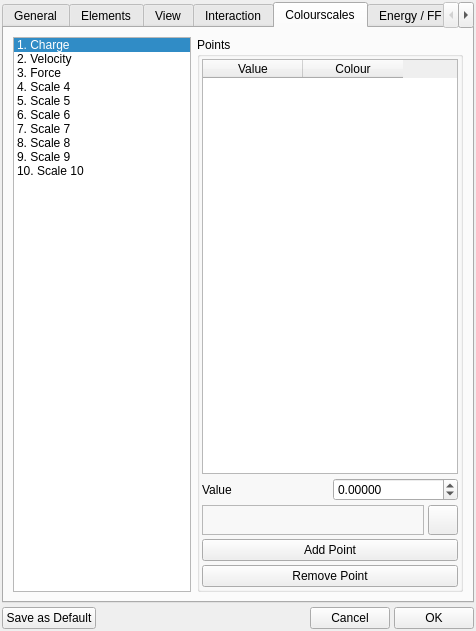
Above: src/gui/prefs.ui from trisyoungs/aten before the change. Below: the same form after it.
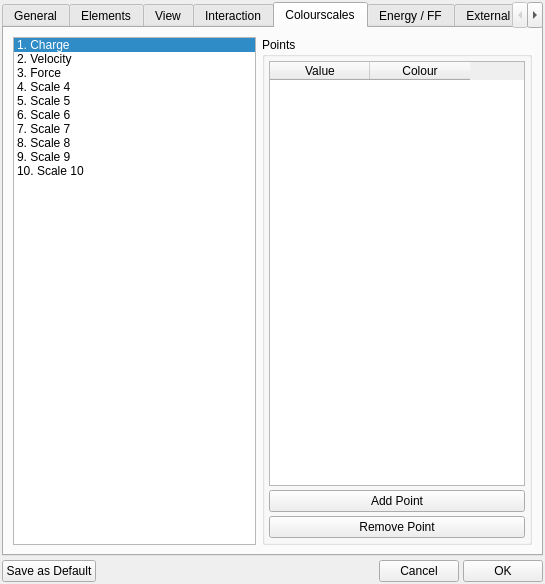
That is the form after the change. The open tabs and pages were chosen to show the change. Icons and pictures are not drawn. Custom widgets are drawn as their Qt base class.

Commit message: Updated Prefs window to remove use of TColourFrame. Updated Glyphs window to remove use of TColourFrame (needs updating). Removed TColourFrame class from repo. Updated TODO2.

```diff
--- a/src/gui/prefs.ui
+++ b/src/gui/prefs.ui
@@ -6,8 +6,8 @@
    <rect>
     <x>0</x>
     <y>0</y>
-    <width>476</width>
-    <height>631</height>
+    <width>545</width>
+    <height>584</height>
    </rect>
   </property>
   <property name="sizePolicy">
@@ -2630,16 +2630,16 @@
            <number>4</number>
           </property>
           <property name="leftMargin">
-           <number>2</number>
+           <number>4</number>
           </property>
           <property name="topMargin">
-           <number>2</number>
+           <number>4</number>
           </property>
           <property name="rightMargin">
-           <number>2</number>
+           <number>4</number>
           </property>
           <property name="bottomMargin">
-           <number>2</number>
+           <number>4</number>
           </property>
           <item>
            <widget class="QTableWidget" name="ScalePointsTable">
@@ -2668,179 +2668,24 @@
            </widget>
           </item>
           <item>
-           <layout class="QVBoxLayout" name="_3">
-            <property name="spacing">
-             <number>4</number>
+           <widget class="QPushButton" name="AddPointButton">
+            <property name="text">
+             <string>Add Point</string>
             </property>
-            <property name="leftMargin">
-             <number>0</number>
+            <property name="autoDefault">
+             <bool>false</bool>
             </property>
-            <property name="topMargin">
-             <number>0</number>
+           </widget>
+          </item>
+          <item>
+           <widget class="QPushButton" name="RemovePointButton">
+            <property name="text">
+             <string>Remove Point</string>
             </property>
-            <property name="rightMargin">
-             <number>0</number>
+            <property name="autoDefault">
+             <bool>false</bool>
             </property>
-            <property name="bottomMargin">
-             <number>0</number>
-            </property>
-            <item>
-             <layout class="QHBoxLayout" name="_4">
-              <property name="spacing">
-               <number>6</number>
-              </property>
-              <property name="leftMargin">
-               <number>0</number>
-              </property>
-              <property name="topMargin">
-               <number>0</number>
-              </property>
-              <property name="rightMargin">
-               <number>0</number>
-              </property>
-              <property name="bottomMargin">
-               <number>0</number>
-              </property>
-              <item>
-               <widget class="QLabel" name="label_5">
-                <property name="text">
-                 <string>Value</string>
-                </property>
-               </widget>
-              </item>
-              <item>
-               <widget class="QDoubleSpinBox" name="PointValueSpin">
-                <property name="sizePolicy">
-                 <sizepolicy hsizetype="Preferred" vsizetype="Fixed">
-                  <horstretch>0</horstretch>
-                  <verstretch>0</verstretch>
-                 </sizepolicy>
-                </property>
-                <property name="minimumSize">
-                 <size>
-                  <width>64</width>
-                  <height>0</height>
-                 </size>
-                </property>
-                <property name="sizeIncrement">
-                 <size>
-                  <width>0</width>
-                  <height>0</height>
-                 </size>
-                </property>
-                <property name="decimals">
-                 <number>5</number>
-                </property>
-                <property name="minimum">
-                 <double>-10000000.000000000000000</double>
-                </property>
-                <property name="maximum">
-                 <double>10000000.000000000000000</double>
-                </property>
-               </widget>
-              </item>
-             </layout>
-            </item>
-            <item>
-             <layout class="QHBoxLayout" name="_19">
-              <property name="spacing">
-               <number>4</number>
-              </property>
-              <property name="leftMargin">
-               <number>0</number>
-              </property>
-              <property name="topMargin">
-               <number>0</number>
-              </property>
-              <property name="rightMargin">
-               <number>0</number>
-              </property>
-              <property name="bottomMargin">
-               <number>0</number>
-              </property>
-              <item>
-               <widget class="TColourFrame" name="PointColourFrame">
-                <property name="sizePolicy">
-                 <sizepolicy hsizetype="Preferred" vsizetype="Preferred">
-                  <horstretch>0</horstretch>
-                  <verstretch>0</verstretch>
-                 </sizepolicy>
-                </property>
-                <property name="minimumSize">
-                 <size>
-                  <width>32</width>
-                  <height>16</height>
-                 </size>
-                </property>
-                <property name="frameShape">
-                 <enum>QFrame::StyledPanel</enum>
-                </property>
-                <property name="frameShadow">
-                 <enum>QFrame::Raised</enum>
-                </property>
-               </widget>
-              </item>
-              <item>
-               <widget class="QPushButton" name="PointColourButton">
-                <property name="sizePolicy">
-                 <sizepolicy hsizetype="Preferred" vsizetype="Preferred">
-                  <horstretch>0</horstretch>
-                  <verstretch>0</verstretch>
-                 </sizepolicy>
-                </property>
-                <property name="minimumSize">
-                 <size>
-                  <width>30</width>
-                  <height>30</height>
-                 </size>
-                </property>
-                <property name="maximumSize">
-                 <size>
-                  <width>30</width>
-                  <height>30</height>
-                 </size>
-                </property>
-                <property name="text">
-                 <string/>
-                </property>
-                <property name="icon">
-                 <iconset resource="icons.qrc">
-                  <normaloff>:/basic/icons/basic_colour.svg</normaloff>:/basic/icons/basic_colour.svg</iconset>
-                </property>
-                <property name="iconSize">
-                 <size>
-                  <width>20</width>
-                  <height>20</height>
-                 </size>
-                </property>
-                <property name="autoDefault">
-                 <bool>false</bool>
-                </property>
-               </widget>
-              </item>
-             </layout>
-            </item>
-            <item>
-             <widget class="QPushButton" name="AddPointButton">
-              <property name="text">
-               <string>Add Point</string>
-              </property>
-              <property name="autoDefault">
-               <bool>false</bool>
-              </property>
-             </widget>
-            </item>
-            <item>
-             <widget class="QPushButton" name="RemovePointButton">
-              <property name="text">
-               <string>Remove Point</string>
-              </property>
-              <property name="autoDefault">
-               <bool>false</bool>
-              </property>
-             </widget>
-            </item>
-           </layout>
+           </widget>
           </item>
          </layout>
         </widget>
@@ -3356,12 +3201,6 @@
   </layout>
  </widget>
  <customwidgets>
-  <customwidget>
-   <class>TColourFrame</class>
-   <extends>QFrame</extends>
-   <header>gui/tcolourframe.hui</header>
-   <container>1</container>
-  </customwidget>
   <customwidget>
    <class>TMenuButton</class>
    <extends>QToolButton</extends>
```
Left out of the diff: 6 changed lines with no effect on the pictures. The commit also changes 11 other files.
